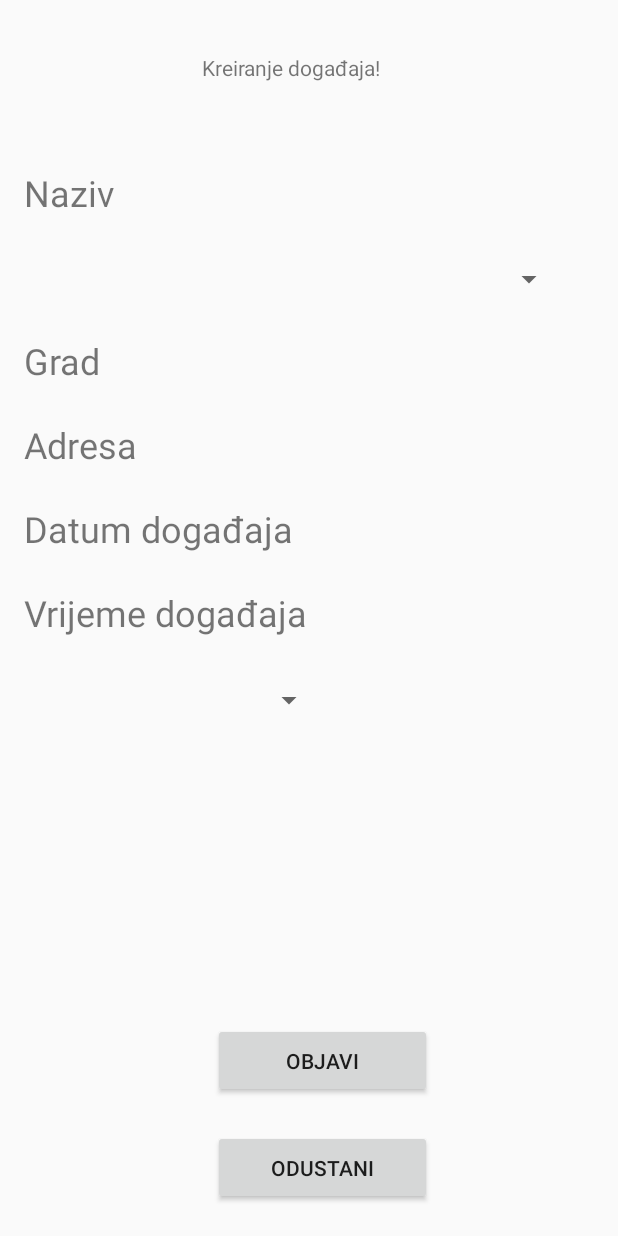
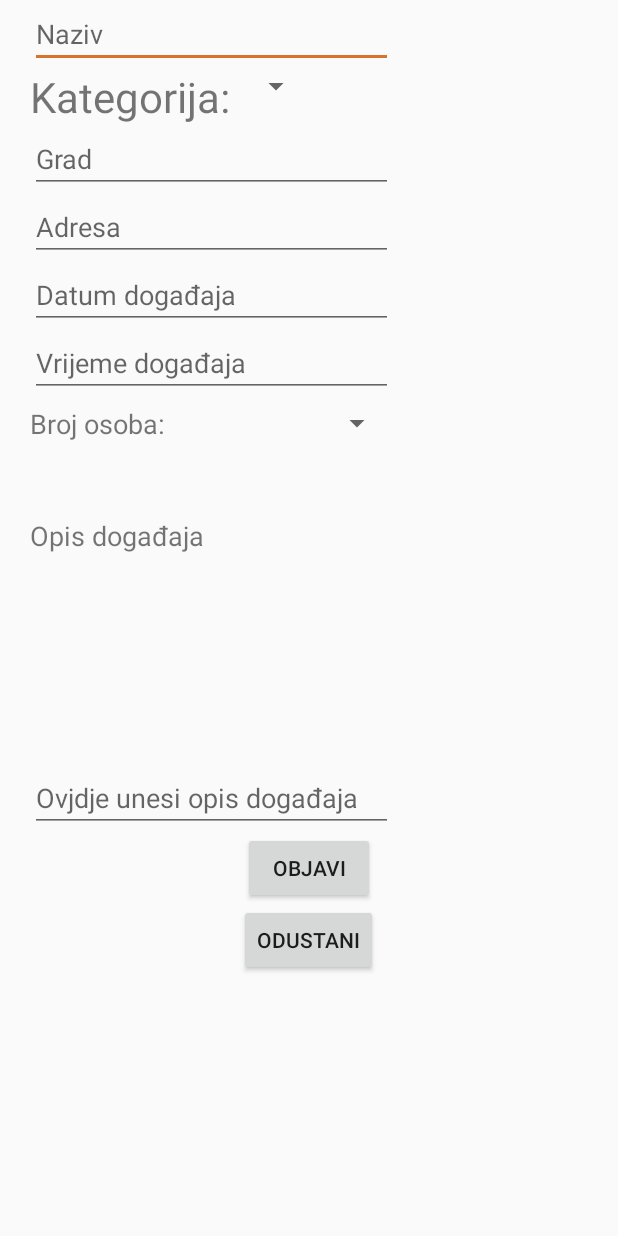
Before and after one commit to AIR-FOI-HR/Hangio, an Android app: the CreateEvent screen opened directly, with no data from a screen before it, on a phone screen of 412 x 824 dp. Run offline under Robolectric (Android 15) with nearby library versions, the phone set to English and light mode, and no system bars.

Commit message:
Uređivanje layouta za kreiranje događaja i dorada navigacije aplikacije

```diff
--- a/Hangio/app/src/main/java/com/example/hangio/CreateEvent.kt
+++ b/Hangio/app/src/main/java/com/example/hangio/CreateEvent.kt
@@ -17,5 +17,9 @@ class CreateEvent : AppCompatActivity() {
         objavi_btn.setOnClickListener{
             Toast.makeText(this, "Uspješno odabran gumb objavi", Toast.LENGTH_SHORT).show()
         }
+
+        odustni_btn.setOnClickListener {
+            finish()
+        }
     }
 }
--- a/Hangio/app/src/main/java/com/example/hangio/LoginActivity.kt
+++ b/Hangio/app/src/main/java/com/example/hangio/LoginActivity.kt
@@ -90,6 +90,8 @@ class LoginActivity : AppCompatActivity() {
         val intent = Intent(this@LoginActivity, MainActivity::class.java)
         intent.addFlags(Intent.FLAG_ACTIVITY_CLEAR_TOP)
         startActivity(intent)
+
+        finish()
     }
 
 }
--- a/Hangio/app/src/main/res/layout/activity_kreiraj_dogadaj.xml
+++ b/Hangio/app/src/main/res/layout/activity_kreiraj_dogadaj.xml
@@ -1,124 +1,178 @@
 <?xml version="1.0" encoding="utf-8"?>
-<androidx.constraintlayout.widget.ConstraintLayout
-    xmlns:android="http://schemas.android.com/apk/res/android"
+<LinearLayout xmlns:android="http://schemas.android.com/apk/res/android"
+    xmlns:app="http://schemas.android.com/apk/res-auto"
     xmlns:tools="http://schemas.android.com/tools"
-    xmlns:app="http://schemas.android.com/apk/res-auto"
     android:layout_width="match_parent"
     android:layout_height="match_parent"
+    android:orientation="vertical"
     tools:context=".CreateEvent">
 
-    <TextView
-        android:id="@+id/adresa_txt"
-        android:layout_width="197dp"
-        android:layout_height="36dp"
-        android:layout_marginTop="20dp"
-        android:text="Adresa"
-        android:textSize="24sp"
-        app:layout_constraintEnd_toEndOf="parent"
-        app:layout_constraintHorizontal_bias="0.074"
-        app:layout_constraintStart_toStartOf="parent"
-        app:layout_constraintTop_toBottomOf="@+id/grad_txt" />
+    <LinearLayout
+        android:layout_width="match_parent"
+        android:layout_height="wrap_content"
+        android:orientation="horizontal"
+        android:paddingLeft="20dp"
+        android:paddingRight="150dp">
 
-    <TextView
-        android:id="@+id/datumdog_txt"
-        android:layout_width="197dp"
-        android:layout_height="36dp"
-        android:layout_marginTop="20dp"
-        android:text="Datum događaja"
-        android:textSize="24sp"
-        app:layout_constraintEnd_toEndOf="parent"
-        app:layout_constraintHorizontal_bias="0.074"
-        app:layout_constraintStart_toStartOf="parent"
-        app:layout_constraintTop_toBottomOf="@+id/adresa_txt" />
 
-    <TextView
-        android:id="@+id/vrijemedog_txt"
-        android:layout_width="197dp"
-        android:layout_height="36dp"
-        android:layout_marginTop="20dp"
-        android:text="Vrijeme događaja"
-        android:textSize="24sp"
-        app:layout_constraintEnd_toEndOf="parent"
-        app:layout_constraintHorizontal_bias="0.074"
-        app:layout_constraintStart_toStartOf="parent"
-        app:layout_constraintTop_toBottomOf="@+id/datumdog_txt" />
+        <EditText
+            android:hint="Naziv"
+            android:id="@+id/input_naziv"
+            android:gravity="start"
+            android:layout_width="match_parent"
+            android:layout_height="wrap_content"/>
+    </LinearLayout>
 
-    <TextView
+    <LinearLayout
         android:layout_width="wrap_content"
         android:layout_height="wrap_content"
-        android:text="Kreiranje događaja!"
-        app:layout_constraintBottom_toBottomOf="parent"
-        app:layout_constraintHorizontal_bias="0.461"
-        app:layout_constraintLeft_toLeftOf="parent"
-        app:layout_constraintRight_toRightOf="parent"
-        app:layout_constraintTop_toTopOf="parent"
-        app:layout_constraintVertical_bias="0.044" />
+        android:orientation="horizontal"
+        android:paddingLeft="20dp"
+        android:paddingRight="130dp">
 
-    <TextView
-        android:id="@+id/naziv_txt"
-        android:layout_width="197dp"
-        android:layout_height="36dp"
-        android:layout_marginTop="112dp"
-        android:text="Naziv"
-        android:textSize="24sp"
-        app:layout_constraintEnd_toEndOf="parent"
-        app:layout_constraintHorizontal_bias="0.074"
-        app:layout_constraintStart_toStartOf="parent"
-        app:layout_constraintTop_toTopOf="parent" />
+        <TextView
+            android:layout_width="match_parent"
+            android:layout_height="wrap_content"
+            android:layout_weight="1"
+            android:textSize="28dp"
+            android:text="Kategorija: " />
 
-    <TextView
-        android:id="@+id/grad_txt"
-        android:layout_width="197dp"
-        android:layout_height="36dp"
-        android:layout_marginTop="76dp"
-        android:text="Grad"
-        android:textSize="24sp"
-        android:visibility="visible"
-        app:layout_constraintEnd_toEndOf="parent"
-        app:layout_constraintHorizontal_bias="0.074"
-        app:layout_constraintStart_toStartOf="parent"
-        app:layout_constraintTop_toBottomOf="@+id/naziv_txt"/>
+        <Spinner
+            android:id="@+id/spinner"
+            android:layout_weight="1"
+            android:layout_width="match_parent"
+            android:layout_height="wrap_content"
+            app:layout_constraintEnd_toEndOf="parent"
+            app:layout_constraintHorizontal_bias="0.863"
+            app:layout_constraintStart_toStartOf="parent"
+            app:layout_constraintTop_toTopOf="parent" />
+    </LinearLayout>
+
+    <LinearLayout
+        android:layout_width="match_parent"
+        android:layout_height="wrap_content"
+        android:orientation="horizontal"
+        android:paddingLeft="20dp"
+        android:paddingRight="150dp">
+
+        <EditText
+            android:hint="Grad"
+            android:id="@+id/input_grad"
+            android:gravity="start"
+            android:layout_width="match_parent"
+            android:layout_height="wrap_content" />
+    </LinearLayout>
+
+    <LinearLayout
+        android:layout_width="match_parent"
+        android:layout_height="wrap_content"
+        android:orientation="horizontal"
+        android:paddingLeft="20dp"
+        android:paddingRight="150dp">
+
+        <EditText
+            android:hint="Adresa"
+            android:id="@+id/input_adresa"
+            android:gravity="start"
+            android:layout_width="match_parent"
+            android:layout_height="wrap_content" />
+    </LinearLayout>
+
+    <LinearLayout
+        android:layout_width="match_parent"
+        android:layout_height="wrap_content"
+        android:orientation="horizontal"
+        android:paddingLeft="20dp"
+        android:paddingRight="150dp">
+
+        <EditText
+            android:hint="Datum događaja"
+            android:id="@+id/input_datum"
+            android:gravity="start"
+            android:layout_width="match_parent"
+            android:layout_height="wrap_content" />
+    </LinearLayout>
+
+    <LinearLayout
+        android:layout_width="match_parent"
+        android:layout_height="wrap_content"
+        android:orientation="horizontal"
+        android:paddingLeft="20dp"
+        android:paddingRight="150dp">
+
+        <EditText
+            android:hint="Vrijeme događaja"
+            android:id="@+id/input_vrijeme"
+            android:gravity="start"
+            android:layout_width="match_parent"
+            android:layout_height="wrap_content" />
+    </LinearLayout>
+
+
+    <LinearLayout
+        android:layout_width="match_parent"
+        android:layout_height="wrap_content"
+        android:orientation="horizontal"
+        android:paddingTop="5dp"
+        android:paddingLeft="20dp"
+        android:paddingRight="150dp">
+
+        <TextView
+            android:text="Broj osoba: "
+            android:layout_weight="1"
+            android:layout_width="match_parent"
+            android:layout_height="wrap_content"
+            android:textSize="18dp"/>
+
+        <Spinner
+            android:id="@+id/spinner_broj_osoba"
+            android:layout_weight="1"
+            android:layout_width="match_parent"
+            android:layout_height="wrap_content"
+            app:layout_constraintEnd_toEndOf="parent"
+            app:layout_constraintHorizontal_bias="0.863"
+            app:layout_constraintStart_toStartOf="parent"
+            app:layout_constraintTop_toTopOf="parent" />
+    </LinearLayout>
+
+
+    <LinearLayout
+        android:layout_width="match_parent"
+        android:layout_height="wrap_content"
+        android:orientation="vertical"
+        android:paddingTop="50dp"
+        android:paddingLeft="20dp"
+        android:paddingRight="150dp">
+
+        <TextView
+            android:id="@+id/opis"
+            android:layout_width="match_parent"
+            android:layout_height="wrap_content"
+            android:gravity="start"
+            android:text="Opis događaja"
+            android:textSize="18dp"/>
+
+        <EditText
+            android:hint="Ovjdje unesi opis događaja"
+            android:id="@+id/input_opis"
+            android:gravity="start"
+            android:layout_width="match_parent"
+            android:layout_height="wrap_content"
+            android:paddingTop="150dp"/>
+    </LinearLayout>
 
     <Button
+        android:layout_gravity="center_horizontal"
         android:id="@+id/objavi_btn"
-        android:layout_width="146dp"
-        android:layout_height="50dp"
-        android:layout_marginBottom="92dp"
-        android:text="Objavi"
-        app:layout_constraintBottom_toBottomOf="parent"
-        app:layout_constraintEnd_toEndOf="parent"
-        app:layout_constraintHorizontal_bias="0.535"
-        app:layout_constraintStart_toStartOf="parent" />
+        android:layout_width="wrap_content"
+        android:layout_height="wrap_content"
+        android:text="Objavi" />
 
     <Button
+        android:layout_gravity="center_horizontal"
         android:id="@+id/odustni_btn"
-        android:layout_width="146dp"
-        android:layout_height="50dp"
-        android:text="Odustani"
-        app:layout_constraintBottom_toBottomOf="parent"
-        app:layout_constraintEnd_toEndOf="parent"
-        app:layout_constraintHorizontal_bias="0.535"
-        app:layout_constraintStart_toStartOf="parent"
-        app:layout_constraintTop_toBottomOf="@+id/objavi_btn" />
+        android:layout_width="wrap_content"
+        android:layout_height="wrap_content"
+        android:text="Odustani"/>
 
-    <Spinner
-        android:id="@+id/spinner"
-        android:layout_width="155dp"
-        android:layout_height="28dp"
-        android:layout_marginTop="172dp"
-        app:layout_constraintEnd_toEndOf="parent"
-        app:layout_constraintHorizontal_bias="0.863"
-        app:layout_constraintStart_toStartOf="parent"
-        app:layout_constraintTop_toTopOf="parent" />
-
-    <Spinner
-        android:id="@+id/spinner3"
-        android:layout_width="198dp"
-        android:layout_height="38dp"
-        android:layout_marginTop="20dp"
-        app:layout_constraintEnd_toEndOf="parent"
-        app:layout_constraintHorizontal_bias="0.086"
-        app:layout_constraintStart_toStartOf="parent"
-        app:layout_constraintTop_toBottomOf="@+id/vrijemedog_txt" />
-
-</androidx.constraintlayout.widget.ConstraintLayout>
+</LinearLayout>
```
